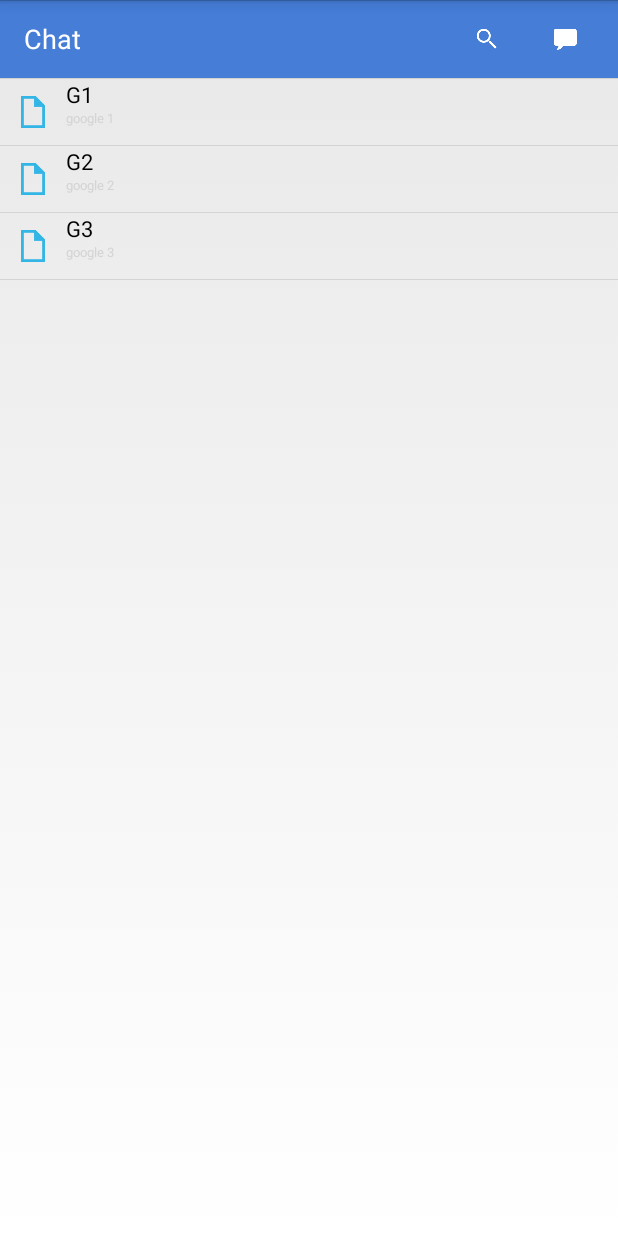
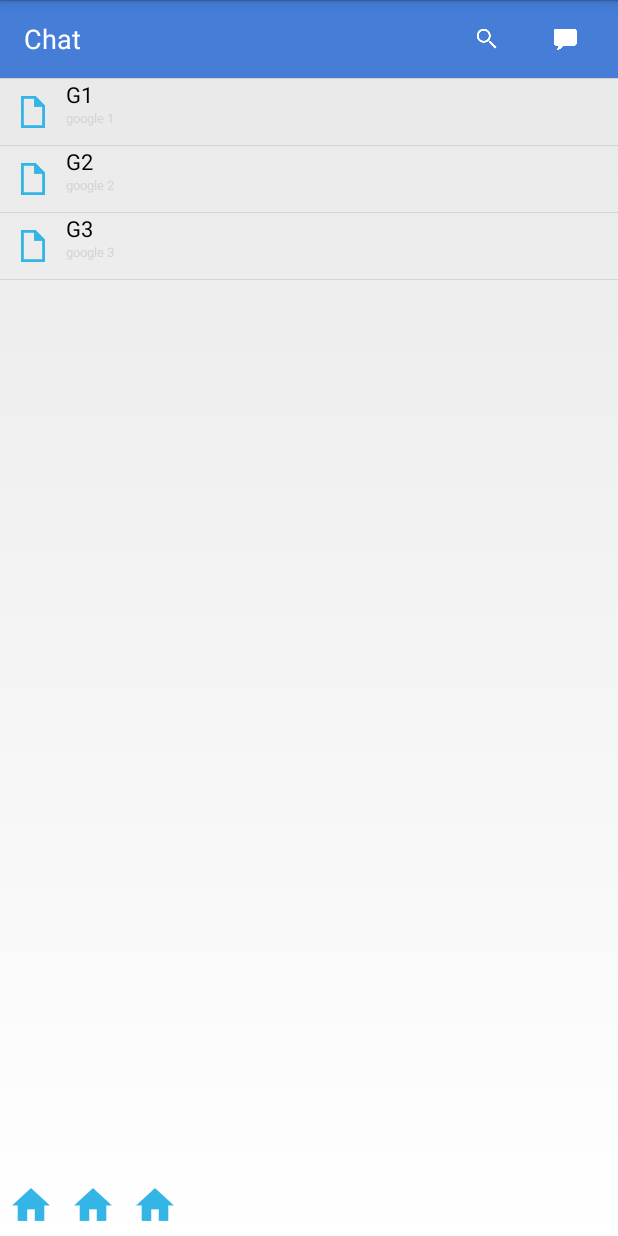
Before and after one commit to tim-bm/MCSP_SnapChat, an Android app: the screen it shows after launch (MainActivity), on a phone screen of 412 x 824 dp. Run offline under Robolectric (Android 15) with nearby library versions, the phone set to English and light mode, and no system bars.

Commit message:
navigation between fragment using buttons

```diff
--- a/app/build.gradle
+++ b/app/build.gradle
@@ -28,4 +28,5 @@ dependencies {
     testCompile 'junit:junit:4.12'
     compile 'com.android.support:support-v4:24.1.1'
     compile 'com.github.erd:android-volley:1.0.0'
+    compile 'com.android.support:recyclerview-v7:24.1.1'
 }
--- a/app/src/main/java/com/snapchat/team2/snapchat/MainActivity.java
+++ b/app/src/main/java/com/snapchat/team2/snapchat/MainActivity.java
@@ -8,6 +8,8 @@ import android.support.v4.app.FragmentManager;
 import android.support.v4.app.FragmentStatePagerAdapter;
 import android.support.v4.view.PagerAdapter;
 import android.support.v4.view.ViewPager;
+import android.view.View;
+import android.widget.ImageView;
 import android.widget.Toast;
 
 import com.snapchat.team2.snapchat.dbHelper.DBManager;
@@ -23,6 +25,11 @@ public class MainActivity extends FragmentActivity {
     private static final int NUM_FRAMES=4;
     private ViewPager mainPage;
     private PagerAdapter pagerAdapter;
+
+    private ImageView chatSwitch;
+    private ImageView cameraSwitch;
+    private ImageView storySwitch;
+
     @Override
     protected void onCreate(Bundle savedInstanceState) {
         super.onCreate(savedInstanceState);
@@ -33,6 +40,13 @@ public class MainActivity extends FragmentActivity {
         pagerAdapter=new ScreenSlidePagerAdapter(getSupportFragmentManager());
         mainPage.setAdapter(pagerAdapter);
 
+        //register button
+        chatSwitch=(ImageView)this.findViewById(R.id.chat_switch_fragment);
+        cameraSwitch=(ImageView)this.findViewById(R.id.camera_switch_fragment);
+        storySwitch=(ImageView)this.findViewById(R.id.story_switch_fragment);
+
+        setListenerOnButton();
+
         //test and usage example for DB
         UserDBService userDBService=new UserDBService(DBManager.getInstance(MainActivity.this));
         User user=userDBService.getUserByUserEmail("admin@snapchat.com");
@@ -40,6 +54,28 @@ public class MainActivity extends FragmentActivity {
 
     }
 
+
+    private void setListenerOnButton(){
+        chatSwitch.setOnClickListener(new View.OnClickListener() {
+            @Override
+            public void onClick(View view) {
+                mainPage.setCurrentItem(0);
+            }
+        });
+        cameraSwitch.setOnClickListener(new View.OnClickListener() {
+            @Override
+            public void onClick(View view) {
+                mainPage.setCurrentItem(1);
+            }
+        });
+
+        storySwitch.setOnClickListener(new View.OnClickListener() {
+            @Override
+            public void onClick(View view) {
+                mainPage.setCurrentItem(2);
+            }
+        });
+    }
 
     private class ScreenSlidePagerAdapter extends FragmentStatePagerAdapter {
         public ScreenSlidePagerAdapter(FragmentManager fm) {
--- a/app/src/main/res/layout/activity_main.xml
+++ b/app/src/main/res/layout/activity_main.xml
@@ -1,12 +1,13 @@
 <?xml version="1.0" encoding="utf-8"?>
-<android.support.constraint.ConstraintLayout
+
+<!--<android.support.constraint.ConstraintLayout-->
+    <RelativeLayout
     xmlns:android="http://schemas.android.com/apk/res/android"
     xmlns:app="http://schemas.android.com/apk/res-auto"
     xmlns:tools="http://schemas.android.com/tools"
     android:id="@+id/activity_main"
     android:layout_width="match_parent"
     android:layout_height="match_parent"
-
     tools:context="com.snapchat.team2.snapchat.MainActivity">
 
 
@@ -15,4 +16,27 @@
     android:id="@+id/pager"
     android:layout_width="match_parent"
     android:layout_height="match_parent" />
-</android.support.constraint.ConstraintLayout>
+<LinearLayout
+    android:layout_width="match_parent"
+    android:layout_height="wrap_content"
+    android:layout_alignParentBottom="true"
+    android:layout_gravity="bottom">
+    <ImageView
+        android:layout_width="wrap_content"
+        android:layout_height="wrap_content"
+        android:src="@drawable/ic_action_home"
+        android:id="@+id/chat_switch_fragment"/>
+    <ImageView
+        android:layout_width="wrap_content"
+        android:layout_height="wrap_content"
+        android:src="@drawable/ic_action_home"
+        android:id="@+id/camera_switch_fragment"/>
+
+    <ImageView
+        android:layout_width="wrap_content"
+        android:layout_height="wrap_content"
+        android:src="@drawable/ic_action_home"
+        android:id="@+id/story_switch_fragment"/>
+</LinearLayout>
+<!--</android.support.constraint.ConstraintLayout>-->
+</RelativeLayout>
--- a/build.gradle
+++ b/build.gradle
@@ -5,7 +5,7 @@ buildscript {
         jcenter()
     }
     dependencies {
-        classpath 'com.android.tools.build:gradle:2.1.3'
+        classpath 'com.android.tools.build:gradle:2.2.0-rc1'
 
         // NOTE: Do not place your application dependencies here; they belong
         // in the individual module build.gradle files
```
Also changed, not shown: app/src/main/java/com/snapchat/team2/snapchat/fragement/DiscoverFragment.java (+28 -0 lines), app/src/main/res/layout/fragment_discover.xml (+9 -2 lines), app/src/main/res/drawable-hdpi/ic_action_home.png (added), app/src/main/res/drawable-hdpi/ic_image_save.png (added), app/src/main/res/drawable-mdpi/ic_action_home.png (added), app/src/main/res/drawable-mdpi/ic_image_save.png (added), app/src/main/res/drawable-xhdpi/ic_action_home.png (added), app/src/main/res/drawable-xhdpi/ic_image_save.png (added), app/src/main/res/drawable-xxhdpi/ic_action_home.png (added), app/src/main/res/drawable-xxhdpi/ic_image_save.png (added), app/src/main/res/drawable-xxxhdpi/ic_action_home.png (added), app/src/main/res/drawable-xxxhdpi/ic_image_save.png (added), app/src/main/res/drawable/ic_snapchat_48.png (added), app/src/main/res/drawable/ic_snapchat_48_red.png (added).
